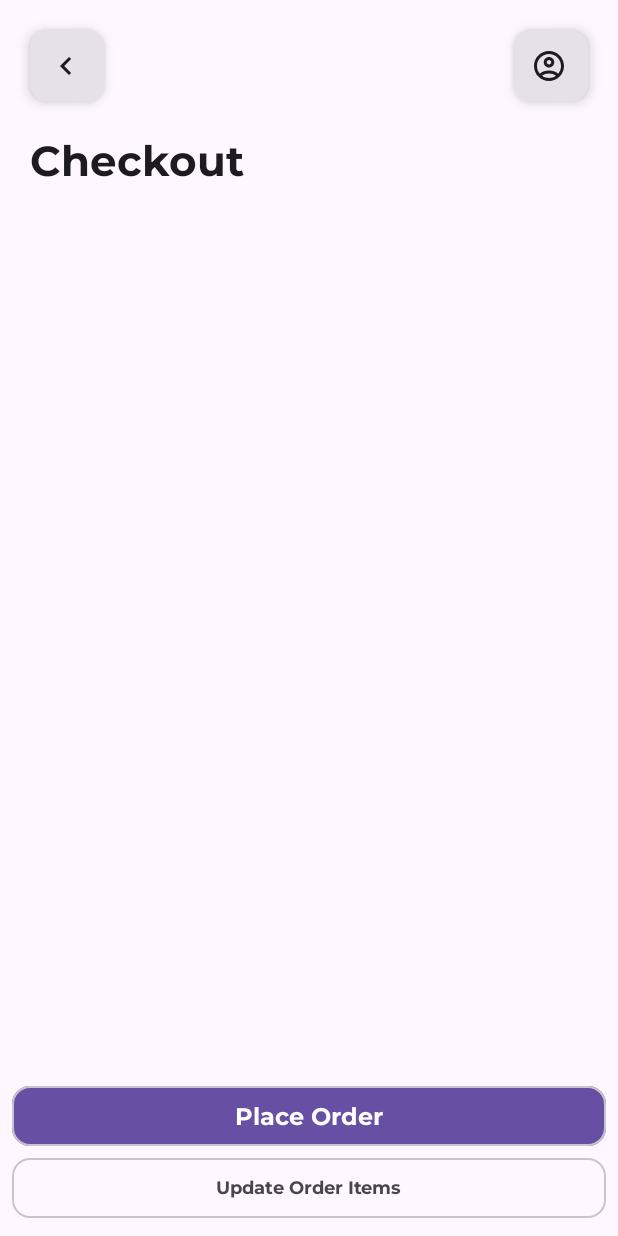
After one commit to MwangiSamN/Ecommerce, an Android app built with Jetpack Compose: the CheckoutScreen screen opened through its navigation route, on a phone screen of 412 x 824 dp. The commit adds this screen. Run offline under Robolectric (Android 15) with nearby library versions, the phone set to English and light mode, and no system bars; Roboto replaces fonts that are not available here.

Commit message:
Added shopping and checkout screen UI

```diff
--- a/app/src/main/java/com/example/waxingbeanskenya/WaxingAppScreen.kt
+++ b/app/src/main/java/com/example/waxingbeanskenya/WaxingAppScreen.kt
@@ -4,6 +4,8 @@ import androidx.compose.foundation.layout.padding
 import androidx.compose.foundation.lazy.grid.GridCells
 import androidx.compose.foundation.lazy.grid.LazyVerticalGrid
 import androidx.compose.foundation.lazy.grid.items
+import androidx.compose.foundation.rememberScrollState
+import androidx.compose.foundation.verticalScroll
 import androidx.compose.material3.ExperimentalMaterial3Api
 import androidx.compose.material3.Scaffold
 import androidx.compose.runtime.Composable
--- a/app/src/main/java/com/example/waxingbeanskenya/navigation/NavGraph.kt
+++ b/app/src/main/java/com/example/waxingbeanskenya/navigation/NavGraph.kt
@@ -6,7 +6,9 @@ import androidx.navigation.NavHostController
 import androidx.navigation.compose.NavHost
 import androidx.navigation.compose.composable
 import com.example.waxingbeanskenya.WaxingBeansApp
+import com.example.waxingbeanskenya.ui.CheckoutScreen
 import com.example.waxingbeanskenya.ui.ProductDetailPage
+import com.example.waxingbeanskenya.ui.ShoppingCartScreen
 
 @Composable
 fun SetupNavGraph(
@@ -26,5 +28,15 @@ fun SetupNavGraph(
         ){
             ProductDetailPage(navController = navController)
         }
+        composable(
+            route = Screen.ShoppingCart.route
+        ){
+            ShoppingCartScreen(navController = navController)
+        }
+        composable(
+            route = Screen.CheckoutScreen.route
+        ){
+            CheckoutScreen(navController = navController)
+        }
     }
 }
--- a/app/src/main/java/com/example/waxingbeanskenya/navigation/Screen.kt
+++ b/app/src/main/java/com/example/waxingbeanskenya/navigation/Screen.kt
@@ -3,4 +3,6 @@ package com.example.waxingbeanskenya.navigation
 sealed class Screen(val route: String){
     object WaxingShop: Screen(route = "waxing_shop_screen")
     object ProductDetail: Screen(route = "product_detail_screen")
+    object ShoppingCart: Screen(route = "shopping_cart_screen")
+    object CheckoutScreen: Screen(route = "checkout_screen")
 }
--- /dev/null
+++ b/app/src/main/java/com/example/waxingbeanskenya/ui/CheckoutScreen.kt
@@ -0,0 +1,161 @@
+package com.example.waxingbeanskenya.ui
+
+import androidx.compose.foundation.layout.Arrangement
+import androidx.compose.foundation.layout.Column
+import androidx.compose.foundation.layout.Row
+import androidx.compose.foundation.layout.fillMaxSize
+import androidx.compose.foundation.layout.fillMaxWidth
+import androidx.compose.foundation.layout.padding
+import androidx.compose.foundation.layout.width
+import androidx.compose.foundation.rememberScrollState
+import androidx.compose.foundation.shape.RoundedCornerShape
+import androidx.compose.foundation.verticalScroll
+import androidx.compose.material.icons.Icons
+import androidx.compose.material.icons.outlined.AccountCircle
+import androidx.compose.material.icons.outlined.Favorite
+import androidx.compose.material.icons.outlined.KeyboardArrowLeft
+import androidx.compose.material3.ButtonDefaults
+import androidx.compose.material3.Card
+import androidx.compose.material3.CardDefaults
+import androidx.compose.material3.ExperimentalMaterial3Api
+import androidx.compose.material3.Icon
+import androidx.compose.material3.IconButton
+import androidx.compose.material3.MaterialTheme
+import androidx.compose.material3.OutlinedButton
+import androidx.compose.material3.Scaffold
+import androidx.compose.material3.Text
+import androidx.compose.runtime.Composable
+import androidx.compose.ui.Alignment
+import androidx.compose.ui.Modifier
+import androidx.compose.ui.res.stringResource
+import androidx.compose.ui.tooling.preview.Preview
+import androidx.compose.ui.unit.dp
+import androidx.navigation.NavController
+import androidx.navigation.compose.rememberNavController
+import com.example.waxingbeanskenya.R
+import com.example.waxingbeanskenya.navigation.Screen
+import com.example.waxingbeanskenya.ui.theme.WaxingBeansKenyaTheme
+
+@OptIn(ExperimentalMaterial3Api::class)
+@Composable
+fun CheckoutScreen(
+    navController: NavController
+) {
+    Scaffold(
+        topBar = {
+            CheckoutTopBar(navController = navController)
+        },
+        content = {it
+            Column(
+                modifier = Modifier
+                    .fillMaxSize()
+                    .padding(top = 70.dp)
+                    .verticalScroll(rememberScrollState()),
+                verticalArrangement = Arrangement.SpaceBetween
+            ) {
+                CheckoutScreenTitle()
+                CheckoutOutlinedButtons(navController = navController)
+            }
+        }
+    )
+}
+
+@Composable
+fun CheckoutTopBar(
+    navController: NavController
+) {
+    Row(
+        modifier = Modifier
+            .fillMaxWidth()
+            .padding(20.dp),
+        horizontalArrangement = Arrangement.SpaceBetween,
+        verticalAlignment = Alignment.Top
+    ) {
+        Card(
+            modifier = Modifier.width(50.dp),
+            shape = RoundedCornerShape(12.dp),
+            elevation = CardDefaults.cardElevation(defaultElevation = 5.dp)
+        ) {
+            IconButton(
+                onClick = {
+                    navController.navigate(Screen.ShoppingCart.route){
+                        popUpTo(Screen.ProductDetail.route){
+                            inclusive = true
+                        }
+                    }
+                }
+            ) {
+                Icon(
+                    imageVector = Icons.Outlined.KeyboardArrowLeft,
+                    contentDescription = null)
+            }
+        }
+
+        Card(
+            modifier = Modifier.width(50.dp),
+            shape = RoundedCornerShape(12.dp),
+            elevation = CardDefaults.cardElevation(defaultElevation = 5.dp)
+        ) {
+            IconButton(
+                onClick = { /*TODO*/ }
+            ) {
+                Icon(
+                    imageVector = Icons.Outlined.AccountCircle,
+                    contentDescription = null)
+            }
+        }
+    }
+}
+
+@Composable
+fun CheckoutScreenTitle() {
+    Row(
+        modifier = Modifier.padding(20.dp)
+    ) {
+        Text(
+            text = stringResource(R.string.checkout_screen),
+            style = MaterialTheme.typography.displayLarge
+        )
+    }
+}
+
+@Composable
+fun CheckoutOutlinedButtons(
+    navController: NavController
+) {
+    Column(
+        modifier = Modifier.padding(8.dp)
+    ) {
+        OutlinedButton(
+            onClick = { /*TODO*/ },
+            modifier = Modifier.fillMaxWidth(),
+            shape = RoundedCornerShape(12.dp),
+            colors = ButtonDefaults.buttonColors()
+        ) {
+            Text(
+                text = stringResource(R.string.place_order)
+            )
+        }
+
+        OutlinedButton(
+            onClick = {
+                      navController.navigate(Screen.ShoppingCart.route)
+            },
+            modifier = Modifier.fillMaxWidth(),
+            shape = RoundedCornerShape(12.dp)
+        ) {
+            Text(
+                text = stringResource(R.string.update_order),
+                style = MaterialTheme.typography.labelSmall
+            )
+        }
+    }
+}
+
+@Preview(showBackground = true)
+@Composable
+fun CheckoutScreenPreview() {
+    WaxingBeansKenyaTheme {
+        CheckoutScreen(navController = rememberNavController())
+    }
+}
--- a/app/src/main/java/com/example/waxingbeanskenya/ui/ProductDetailsScreen.kt
+++ b/app/src/main/java/com/example/waxingbeanskenya/ui/ProductDetailsScreen.kt
@@ -68,7 +68,11 @@ fun ProductDetailPage(
         },
 
         floatingActionButton = {
-            FloatingActionButton(onClick = { /*TODO*/ }) {
+            FloatingActionButton(
+                onClick = {
+                    navController.navigate(Screen.ShoppingCart.route)
+                }
+            ) {
                 androidx.compose.material3.Icon(
                     imageVector = Icons.Outlined.ShoppingCart,
                     contentDescription = null)
--- a/app/src/main/java/com/example/waxingbeanskenya/ui/WaxingShopScreen.kt
+++ b/app/src/main/java/com/example/waxingbeanskenya/ui/WaxingShopScreen.kt
@@ -8,9 +8,13 @@ import androidx.compose.foundation.layout.Arrangement
 import androidx.compose.foundation.layout.Box
 import androidx.compose.foundation.layout.Column
 import androidx.compose.foundation.layout.Row
+import androidx.compose.foundation.layout.fillMaxSize
 import androidx.compose.foundation.layout.fillMaxWidth
+import androidx.compose.foundation.layout.height
 import androidx.compose.foundation.layout.padding
 import androidx.compose.foundation.layout.size
+import androidx.compose.foundation.rememberScrollState
+import androidx.compose.foundation.verticalScroll
 import androidx.compose.material.icons.Icons
 import androidx.compose.material.icons.filled.AccountCircle
 import androidx.compose.material.icons.filled.FavoriteBorder
@@ -83,18 +87,20 @@ fun ProductItem(
 ){
     Card(
         modifier = modifier
-            .size(width = 150.dp, height = 250.dp)
+            .fillMaxWidth()
+            .height(300.dp)
             .clickable {
                 navController.navigate(route = Screen.ProductDetail.route)
-            },
+            }
+            .verticalScroll(rememberScrollState()),
         elevation = CardDefaults.cardElevation(defaultElevation = 3.dp)
     ) {
         Row(
             modifier = Modifier
-                .fillMaxWidth()
+                .fillMaxSize()
         ) {
 
-            Column {
+            Column() {
 
                 ProductImage(
                     productImage = product.imageResourceId
@@ -103,11 +109,6 @@ fun ProductItem(
                     productName = product.name,
                     productPrice = product.price
                 )
-            }
-            Row(
-                horizontalArrangement = Arrangement.End
-            ) {
-                FavouriteIcon()
             }
         }
 
@@ -123,10 +124,10 @@ fun ProductImage(
         Box {
             Image(
                 modifier = Modifier
-                    .size(width = 180.dp, height = 180.dp)
+                    .height(220.dp)
                     .padding(dimensionResource(id = R.dimen.padding_small))
                     .clip(MaterialTheme.shapes.medium),
-                contentScale = ContentScale.FillWidth,
+                contentScale = ContentScale.Crop,
                 painter = painterResource(productImage),
                 contentDescription = null
             )
@@ -138,6 +139,11 @@ fun ProductImage(
 fun ProductInfo(
     @StringRes productName: Int,
     @StringRes productPrice: Int
+) {
+    Row(
+        modifier = Modifier.fillMaxWidth(),
+        horizontalArrangement = Arrangement.SpaceBetween,
+        verticalAlignment = Alignment.CenterVertically
     ) {
         Column(
             modifier = Modifier.padding(start = dimensionResource(id = R.dimen.padding_small))
@@ -153,13 +159,7 @@ fun ProductInfo(
                 fontWeight = FontWeight.Bold,
                 color = MaterialTheme.colorScheme.primary
             )
-
-
         }
-}
-
-@Composable
-fun FavouriteIcon() {
 
         IconButton(
             onClick = { /*TODO*/ }
@@ -168,6 +168,7 @@ fun FavouriteIcon() {
                 imageVector = Icons.Filled.FavoriteBorder,
                 contentDescription = null
             )
+        }
     }
 }
 
--- a/app/src/main/res/values/strings.xml
+++ b/app/src/main/res/values/strings.xml
@@ -9,4 +9,10 @@
     <string name="waxing_shop">Waxing Shop</string>
     <string name="product_details">Product Details</string>
     <string name="product_description_1">BeauTome Consumer Grade Hard Wax is a flexible wax that makes waxing quick and easy. The creamy wax grips the hair follicle removing it clean away. The high-performance wax is suitable for hair removal from all areas of the body and its flexible formula makes it great for ease of use when intimate waxing. This high-performance wax is suitable for all areas of the body.</string>
+    <string name="shopping_cart">Shopping Cart</string>
+    <string name="proceed_to_checkout">Proceed to Checkout</string>
+    <string name="add_more_items">Add Items</string>
+    <string name="checkout_screen">Checkout</string>
+    <string name="place_order">Place Order</string>
+    <string name="update_order">Update Order Items</string>
 </resources>
```
Also changed, not shown: app/src/main/java/com/example/waxingbeanskenya/data/Product.kt (+5 -5 lines), app/src/main/java/com/example/waxingbeanskenya/ui/ShoppingCartScreen.kt (added, +297 -0 lines), app/src/main/java/com/example/waxingbeanskenya/ui/theme/Type.kt (+10 -5 lines). Lines whose indentation alone changed are shown as unchanged.
